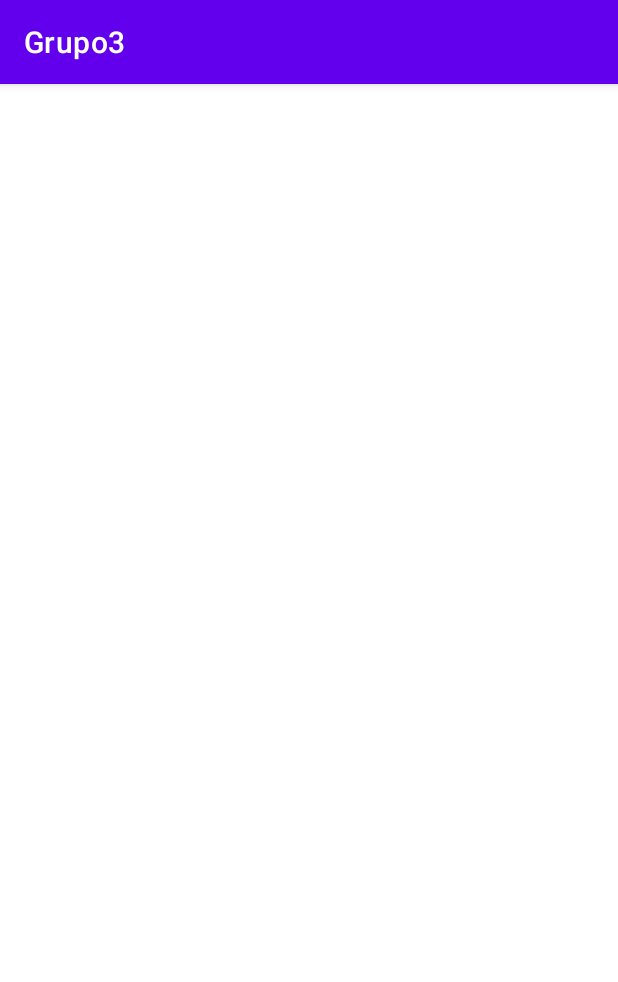
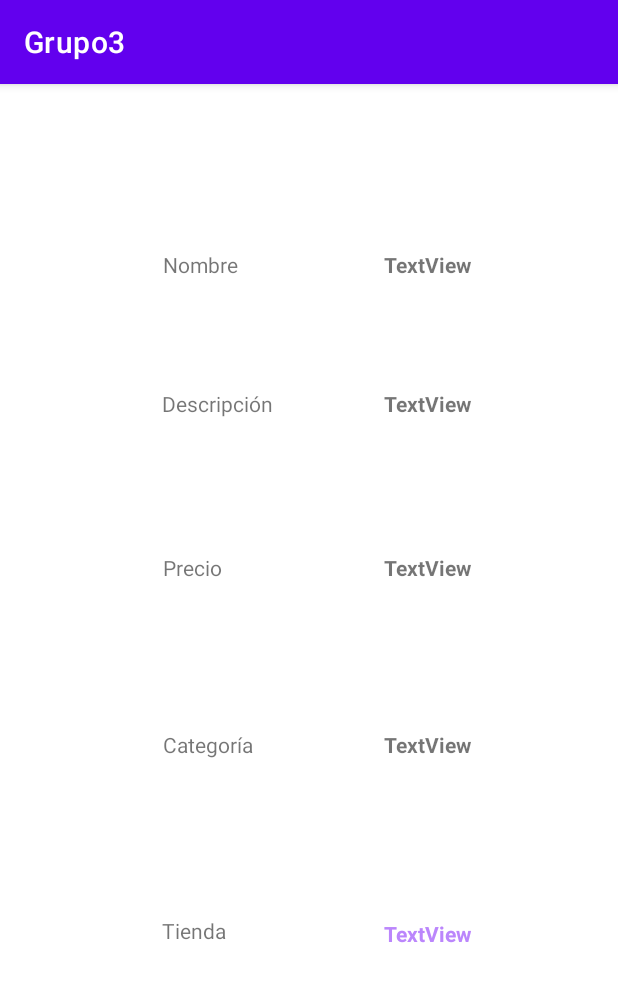
Before and after one commit to Ikerisasi/Grupo3PFG, an Android app: the DetallesProductoActivity screen opened directly, with no data from a screen before it, on a phone screen of 412 x 824 dp. Shown: the top 982 px of the screen. Run offline under Robolectric (Android 15) with nearby library versions, the phone set to English and light mode, and no system bars; Roboto replaces fonts that are not available here.

Commit message:
Comienzo detalles producto

```diff
--- a/Grupo3/app/src/main/AndroidManifest.xml
+++ b/Grupo3/app/src/main/AndroidManifest.xml
@@ -9,6 +9,12 @@
         android:roundIcon="@mipmap/ic_launcher_round"
         android:supportsRtl="true"
         android:theme="@style/Theme.Grupo3">
+        <activity
+            android:name=".ManipulacionTiendasActivity"
+            android:exported="false" />
+        <activity
+            android:name=".ManipulacionProductosActivity"
+            android:exported="false" />
         <activity
             android:name=".DetallesTiendaActivity"
             android:exported="false" />
--- a/Grupo3/app/src/main/java/es/proyecto/grupo3/DetallesProductoActivity.java
+++ b/Grupo3/app/src/main/java/es/proyecto/grupo3/DetallesProductoActivity.java
@@ -3,12 +3,27 @@ package es.proyecto.grupo3;
 import androidx.appcompat.app.AppCompatActivity;
 
 import android.os.Bundle;
+import android.widget.TextView;
 
 public class DetallesProductoActivity extends AppCompatActivity {
+
+    private TextView textNombre;
+    private TextView textDesc;
+    private TextView textPrecio;
+    private TextView textCategoria;
+    private TextView textTienda;
 
     @Override
     protected void onCreate(Bundle savedInstanceState) {
         super.onCreate(savedInstanceState);
         setContentView(R.layout.activity_detalles_producto);
+
+        textNombre = findViewById(R.id.TxtNombre);
+        textDesc = findViewById(R.id.TxtDesc);
+        textPrecio = findViewById(R.id.TxtPrecio);
+        textCategoria = findViewById(R.id.TxtCategoria);
+        textTienda = findViewById(R.id.TxtTienda);
+
+
     }
 }
--- a/Grupo3/app/src/main/res/layout/activity_detalles_producto.xml
+++ b/Grupo3/app/src/main/res/layout/activity_detalles_producto.xml
@@ -6,4 +6,132 @@
     android:layout_height="match_parent"
     tools:context=".DetallesProductoActivity">
 
+    <TextView
+        android:id="@+id/LblNombre"
+        android:layout_width="wrap_content"
+        android:layout_height="wrap_content"
+        android:text="@string/labelNombre"
+        app:layout_constraintBottom_toBottomOf="parent"
+        app:layout_constraintEnd_toEndOf="parent"
+        app:layout_constraintHorizontal_bias="0.3"
+        app:layout_constraintStart_toStartOf="parent"
+        app:layout_constraintTop_toTopOf="parent"
+        app:layout_constraintVertical_bias="0.148" />
+
+    <TextView
+        android:id="@+id/LblPrecio"
+        android:layout_width="wrap_content"
+        android:layout_height="wrap_content"
+        android:text="@string/labelPrecio"
+        app:layout_constraintBottom_toBottomOf="parent"
+        app:layout_constraintEnd_toEndOf="parent"
+        app:layout_constraintHorizontal_bias="0.291"
+        app:layout_constraintStart_toStartOf="parent"
+        app:layout_constraintTop_toTopOf="parent"
+        app:layout_constraintVertical_bias="0.418" />
+
+    <TextView
+        android:id="@+id/LblTienda"
+        android:layout_width="wrap_content"
+        android:layout_height="wrap_content"
+        android:text="@string/labelTienda"
+        app:layout_constraintBottom_toBottomOf="parent"
+        app:layout_constraintEnd_toEndOf="parent"
+        app:layout_constraintHorizontal_bias="0.293"
+        app:layout_constraintStart_toStartOf="parent"
+        app:layout_constraintTop_toTopOf="parent"
+        app:layout_constraintVertical_bias="0.741" />
+
+    <TextView
+        android:id="@+id/TxtDesc"
+        android:layout_width="wrap_content"
+        android:layout_height="wrap_content"
+        android:text="TextView"
+        android:textStyle="bold"
+        app:layout_constraintBottom_toBottomOf="parent"
+        app:layout_constraintEnd_toEndOf="parent"
+        app:layout_constraintHorizontal_bias="0.724"
+        app:layout_constraintStart_toStartOf="parent"
+        app:layout_constraintTop_toTopOf="parent"
+        app:layout_constraintVertical_bias="0.272" />
+
+    <TextView
+        android:id="@+id/TxtTienda"
+        android:layout_width="wrap_content"
+        android:layout_height="wrap_content"
+        android:clickable="true"
+        android:minHeight="48dp"
+        android:text="TextView"
+        android:textColor="@color/purple_200"
+        android:textStyle="bold"
+        app:layout_constraintBottom_toBottomOf="parent"
+        app:layout_constraintEnd_toEndOf="parent"
+        app:layout_constraintHorizontal_bias="0.724"
+        app:layout_constraintStart_toStartOf="parent"
+        app:layout_constraintTop_toTopOf="parent"
+        app:layout_constraintVertical_bias="0.773" />
+
+    <TextView
+        android:id="@+id/TxtPrecio"
+        android:layout_width="wrap_content"
+        android:layout_height="wrap_content"
+        android:text="TextView"
+        android:textStyle="bold"
+        app:layout_constraintBottom_toBottomOf="parent"
+        app:layout_constraintEnd_toEndOf="parent"
+        app:layout_constraintHorizontal_bias="0.724"
+        app:layout_constraintStart_toStartOf="parent"
+        app:layout_constraintTop_toTopOf="parent"
+        app:layout_constraintVertical_bias="0.418" />
+
+    <TextView
+        android:id="@+id/LblCategoria"
+        android:layout_width="wrap_content"
+        android:layout_height="wrap_content"
+        android:text="@string/labelCategoria"
+        app:layout_constraintBottom_toBottomOf="parent"
+        app:layout_constraintEnd_toEndOf="parent"
+        app:layout_constraintHorizontal_bias="0.308"
+        app:layout_constraintStart_toStartOf="parent"
+        app:layout_constraintTop_toTopOf="parent"
+        app:layout_constraintVertical_bias="0.575" />
+
+    <TextView
+        android:id="@+id/LblDesc"
+        android:layout_width="wrap_content"
+        android:layout_height="wrap_content"
+        android:text="@string/labelDesc"
+        app:layout_constraintBottom_toBottomOf="parent"
+        app:layout_constraintEnd_toEndOf="parent"
+        app:layout_constraintHorizontal_bias="0.32"
+        app:layout_constraintStart_toStartOf="parent"
+        app:layout_constraintTop_toTopOf="parent"
+        app:layout_constraintVertical_bias="0.272" />
+
+    <TextView
+        android:id="@+id/TxtCategoria"
+        android:layout_width="wrap_content"
+        android:layout_height="wrap_content"
+        android:text="TextView"
+        android:textStyle="bold"
+        app:layout_constraintBottom_toBottomOf="parent"
+        app:layout_constraintEnd_toEndOf="parent"
+        app:layout_constraintHorizontal_bias="0.724"
+        app:layout_constraintStart_toStartOf="parent"
+        app:layout_constraintTop_toTopOf="parent"
+        app:layout_constraintVertical_bias="0.575" />
+
+    <TextView
+        android:id="@+id/TxtNombre"
+        android:layout_width="wrap_content"
+        android:layout_height="wrap_content"
+        android:text="TextView"
+        android:textStyle="bold"
+        app:layout_constraintBottom_toBottomOf="parent"
+        app:layout_constraintEnd_toEndOf="parent"
+        app:layout_constraintHorizontal_bias="0.724"
+        app:layout_constraintStart_toStartOf="parent"
+        app:layout_constraintTop_toTopOf="parent"
+        app:layout_constraintVertical_bias="0.148" />
+
 </androidx.constraintlayout.widget.ConstraintLayout>
--- a/Grupo3/app/src/main/res/values/strings.xml
+++ b/Grupo3/app/src/main/res/values/strings.xml
@@ -7,6 +7,11 @@
     <string name="btnTiendas">TIENDAS</string>
     <string name="btnTenderos">TENDEROS</string>
     <string name="btnLogin">INICIAR SESIÓN</string>
+    <string name="labelNombre">Nombre</string>
+    <string name="labelDesc">Descripción</string>
+    <string name="labelPrecio">Precio</string>
+    <string name="labelCategoria">Categoría</string>
+    <string name="labelTienda">Tienda</string>
     <string name="txtSoloTenderos">Esta área se utiliza exclusivamente para aquellos empresarios afiliados con nuestro servicio</string>
 
 </resources>
```
Also changed, not shown: Grupo3/app/src/main/java/es/proyecto/grupo3/ManipulacionProductosActivity.java (added, +14 -0 lines), Grupo3/app/src/main/java/es/proyecto/grupo3/ManipulacionTiendasActivity.java (added, +14 -0 lines), Grupo3/app/src/main/java/es/proyecto/grupo3/db/DBManager.java (+52 -16 lines), Grupo3/app/src/main/res/layout/activity_manipulacion_productos.xml (added, +9 -0 lines), Grupo3/app/src/main/res/layout/activity_manipulacion_tiendas.xml (added, +9 -0 lines).
